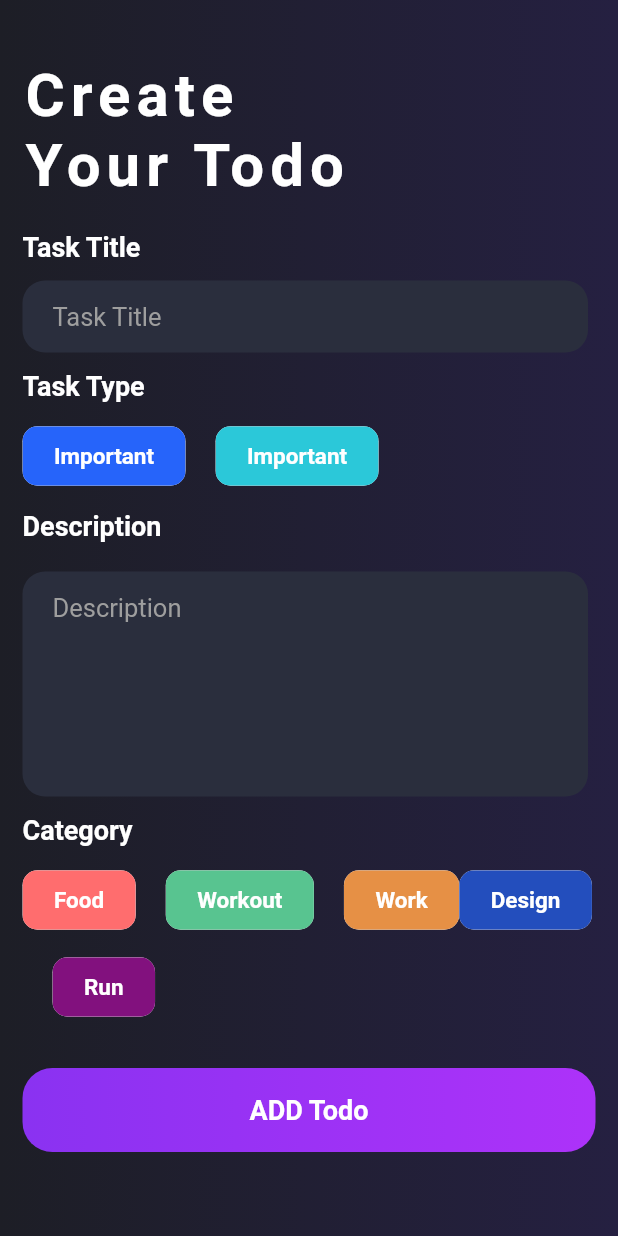
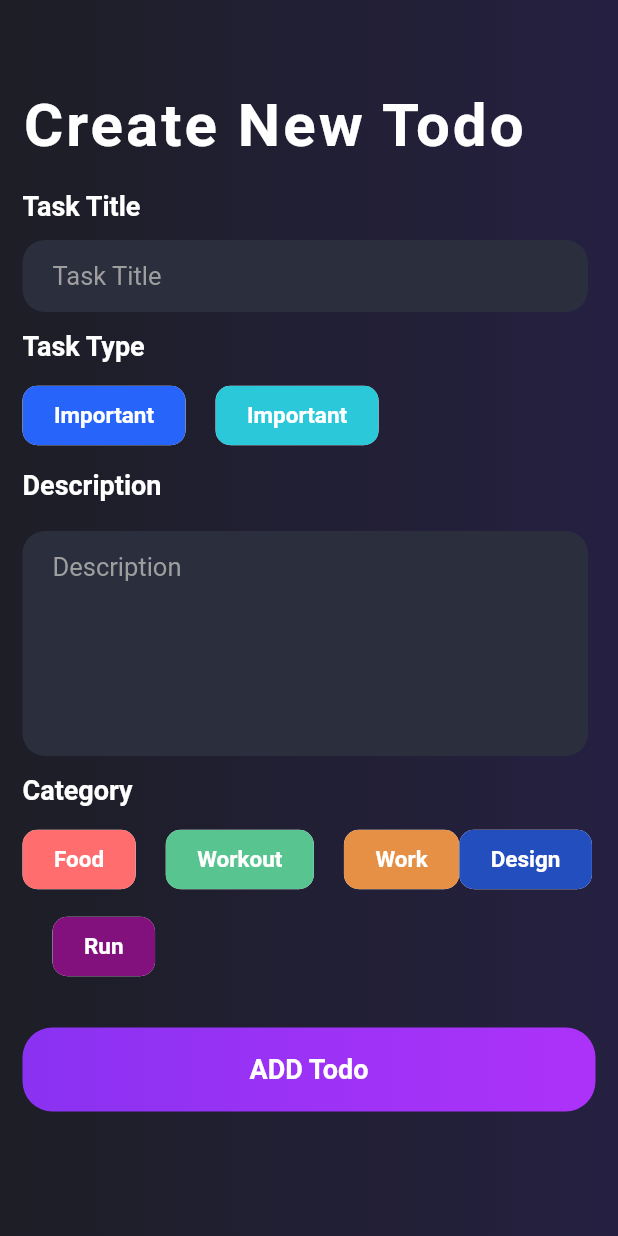
Before and after one commit to bidur0123/Task_Scheduler_App, a Flutter app: the AddTodoPage screen opened directly, on a phone screen of 412 x 824 dp. Run offline on Flutter 3.47's test engine with Material 2 defaults, Android fonts, the phone set to English and light mode, and no system bars; our stand-ins replace firebase_core; accounts and stored records are empty.

```diff
--- a/lib/main.dart
+++ b/lib/main.dart
@@ -2,7 +2,8 @@ import 'package:flutter/material.dart';
 import 'package:to_do_app/pages/home.dart';
 import 'package:to_do_app/pages/add_Todo_Page.dart';
 
-void main() {
+Future<void> main() async {
+  WidgetsFlutterBinding.ensureInitialized();
   runApp(const MyApp());
 }
 
--- a/lib/pages/add_Todo_Page.dart
+++ b/lib/pages/add_Todo_Page.dart
@@ -1,4 +1,5 @@
 import 'package:flutter/material.dart';
+import 'package:to_do_app/pages/home.dart';
 
 class AddTodoPage extends StatefulWidget {
   const AddTodoPage({Key? key}) : super(key: key);
@@ -31,7 +32,7 @@ class _AddTodoPageState extends State<AddTodoPage> {
             crossAxisAlignment: CrossAxisAlignment.start,
             children: [
               const   SizedBox(
-                height: 40.0,
+                height: 60.0,
               ),
               Container(
                 width: MediaQuery.of(context).size.width,
@@ -39,20 +40,20 @@ class _AddTodoPageState extends State<AddTodoPage> {
                   crossAxisAlignment: CrossAxisAlignment.start,
                   mainAxisAlignment: MainAxisAlignment.start,
                   children:const [
-                    Text("Create",style: TextStyle(
+                    Text("Create New Todo",style: TextStyle(
                         fontSize: 40.0,
                         color: Colors.white,
                         fontWeight: FontWeight.bold,
-                      letterSpacing: 4,
+                      letterSpacing: 2,
                       ),
                     ),
-                    Text("Your Todo",style: TextStyle(
-                        fontSize: 40.0,
-                        color: Colors.white,
-                        fontWeight: FontWeight.bold,
-                        letterSpacing: 4,
-                      ),
-                    ),
+                    // Text("New Todo",style: TextStyle(
+                    //     fontSize: 40.0,
+                    //     color: Colors.white,
+                    //     fontWeight: FontWeight.bold,
+                    //     letterSpacing: 4,
+                    //   ),
+                    //),
                   ],
                 ),
               ),
@@ -118,7 +119,11 @@ class _AddTodoPageState extends State<AddTodoPage> {
     );
   }
   Widget button(){
-    return Container(
+    return InkWell(
+      onTap: (){
+        Navigator.push(context, MaterialPageRoute(builder: (context)=>Home()));
+      },
+      child: Container(
         height: 56.0,
         width: MediaQuery.of(context).size.width -30,
         decoration: BoxDecoration(
@@ -137,6 +142,7 @@ class _AddTodoPageState extends State<AddTodoPage> {
                   fontSize: 18.0 ,
                   fontWeight: FontWeight.w600),
             )),
+      ),
     );
   }
   Widget description (){
@@ -196,13 +202,13 @@ class _AddTodoPageState extends State<AddTodoPage> {
         borderRadius: BorderRadius.circular(10.0)
       ),
       label : Text(label,
-        style: TextStyle(
+        style: const TextStyle(
           color: Colors.white,
           fontSize: 15,
           fontWeight: FontWeight.w600,
         ),
       ),
-      labelPadding: EdgeInsets.symmetric(horizontal: 17.0 , vertical: 3.8),
+      labelPadding: const EdgeInsets.symmetric(horizontal: 17.0 , vertical: 3.8),
     );
   }
   Widget label (String label){
--- a/pubspec.yaml
+++ b/pubspec.yaml
@@ -36,6 +36,8 @@ dependencies:
   # Use with the CupertinoIcons class for iOS style icons.
   cupertino_icons: ^1.0.2
   awesome_fonts: ^0.0.1
+  firebase_core: ^2.10.0
+  cloud_firestore: ^4.5.2
 
 dev_dependencies:
   flutter_test:
```
Also changed, not shown: lib/custom/TodoCard.dart (+32 -7 lines), lib/pages/home.dart (+20 -6 lines), lib/firebase_options.dart (added), pubspec.lock, 6 other files. Lines whose indentation alone changed are shown as unchanged.
